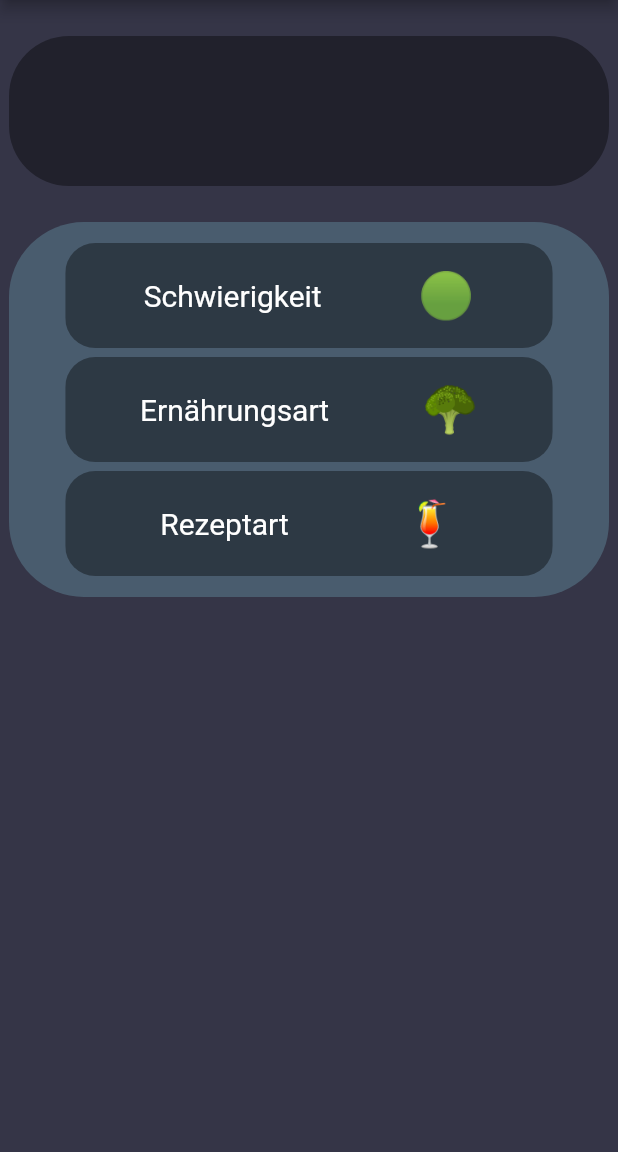
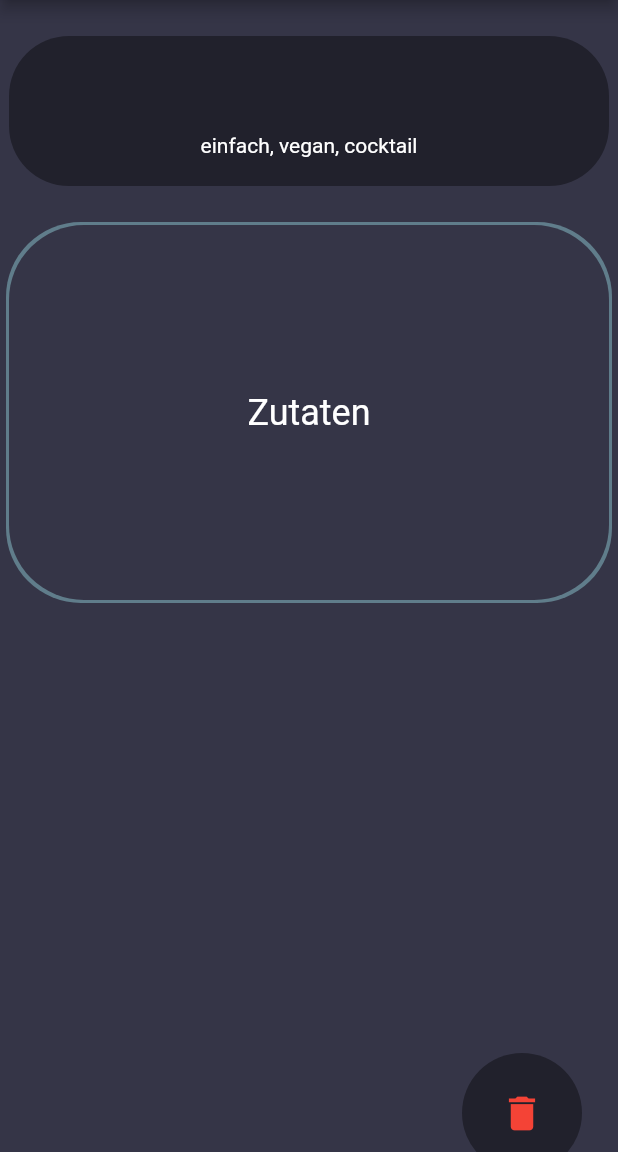
Before and after one commit to DennisFadeev/recipe_stash, a Flutter app: the RecipePage screen opened directly with empty values, on a phone screen of 412 x 824 dp, the part 84-1236 px from its top. Run offline on Flutter 3.47's test engine with Material 2 defaults, Android fonts, the phone set to English and light mode, and no system bars; our stand-ins replace google_nav_bar, hive, hive_flutter; accounts and stored records are empty; statements that could not run were skipped.

Commit message:
fixed delete, removed property box

```diff
--- a/lib/pages/recipe_page.dart
+++ b/lib/pages/recipe_page.dart
@@ -1,10 +1,19 @@
 import 'package:flutter/material.dart';
+import 'package:google_nav_bar/google_nav_bar.dart';
 import 'package:recipe_stash/utils/property_box.dart';
+import 'package:hive/hive.dart';
 
-class RecipePage extends StatelessWidget {
+class RecipePage extends StatefulWidget {
   final String recipeName;
-  const RecipePage({super.key, required this.recipeName});
+  final VoidCallback onDelete;
+  RecipePage({super.key, required this.recipeName, required this.onDelete});
+  final _names = Hive.box("recipeNames");
 
+  @override
+  State<RecipePage> createState() => _RecipePageState();
+}
+
+class _RecipePageState extends State<RecipePage> {
   @override
   Widget build(BuildContext context) {
     return Scaffold(
@@ -33,10 +42,19 @@ class RecipePage extends StatelessWidget {
                     fit: BoxFit.fitWidth,
                     child: Padding(
                       padding: const EdgeInsets.all(16.0),
-                      child: Text(
-                        recipeName,
-                        style:
-                            const TextStyle(fontSize: 30, color: Colors.white),
+                      child: Column(
+                        children: [
+                          Text(
+                            widget.recipeName,
+                            style: const TextStyle(
+                                fontSize: 30, color: Colors.white),
+                          ),
+                          const SizedBox(height: 11),
+                          const Text(
+                            "einfach, vegan, cocktail",
+                            style: TextStyle(fontSize: 14, color: Colors.white),
+                          ),
+                        ],
                       ),
                     ),
                   )),
@@ -47,16 +65,42 @@ class RecipePage extends StatelessWidget {
           ClipRRect(
             borderRadius: BorderRadius.circular(50),
             child: Container(
-              height: 250,
-              width: 400,
-              color: Color.fromARGB(255, 73, 92, 110),
-              child: Column(
-                mainAxisAlignment: MainAxisAlignment.center,
-                children: [
-                  PropertyBox(property: "Schwierigkeit", icon: "🟢"),
-                  PropertyBox(property: "Ernährungsart", icon: "🥦"),
-                  PropertyBox(property: "Rezeptart", icon: "🍹"),
-                ],
+              padding: const EdgeInsets.all(2.0),
+              color: Colors.blueGrey,
+              child: ClipRRect(
+                borderRadius: BorderRadius.circular(50),
+                child: Container(
+                  height: 250,
+                  width: 400,
+                  color: const Color.fromARGB(255, 53, 53, 71),
+                  child: const Center(
+                      child: Text(
+                    "Zutaten",
+                    style: TextStyle(color: Colors.white, fontSize: 24),
+                  )),
+                ),
+              ),
+            ),
+          ),
+          SizedBox(height: 300),
+          Align(
+            alignment: Alignment.bottomRight,
+            child: ClipRRect(
+              borderRadius: BorderRadius.circular(20),
+              child: Container(
+                padding: EdgeInsets.symmetric(horizontal: 20),
+                height: 80,
+                decoration: const BoxDecoration(
+                    shape: BoxShape.circle, color: Colors.black38),
+                child: MaterialButton(
+                  height: 50,
+                  onPressed: () => widget.onDelete(),
+                  child: const Icon(
+                    Icons.delete,
+                    color: Colors.red,
+                    size: 30,
+                  ),
+                ),
               ),
             ),
           )
--- a/lib/utils/property_box.dart
+++ b/lib/utils/property_box.dart
@@ -22,22 +22,33 @@ class _PropertyBoxState extends State<PropertyBox> {
             height: 70,
             width: 325,
             decoration: const BoxDecoration(color: Colors.black38),
-            child: Row(
-              mainAxisAlignment: MainAxisAlignment.spaceEvenly,
+            child: Table(
+              columnWidths: const {
+                0: FlexColumnWidth(3),
+                1: FlexColumnWidth(1)
+              },
+              children: [
+                TableRow(
                   children: [
                     Padding(
-                  padding: const EdgeInsets.all(12.0),
+                      padding: const EdgeInsets.symmetric(
+                          horizontal: 30, vertical: 22),
                       child: Text(
                         widget.property,
-                    style: const TextStyle(fontSize: 20, color: Colors.white),
+                        style:
+                            const TextStyle(fontSize: 20, color: Colors.white),
                       ),
                     ),
                     Padding(
-                  padding: const EdgeInsets.all(12.0),
+                      padding: const EdgeInsets.symmetric(
+                          horizontal: 10, vertical: 15),
                       child: Text(
                         widget.icon,
-                    style: const TextStyle(fontSize: 30, color: Colors.white),
+                        style:
+                            const TextStyle(fontSize: 30, color: Colors.white),
                       ),
+                    ),
+                  ],
                 )
               ],
             ),
--- a/lib/utils/recipe_box.dart
+++ b/lib/utils/recipe_box.dart
@@ -3,13 +3,18 @@ import 'package:recipe_stash/pages/recipe_page.dart';
 
 class RecipeBox extends StatelessWidget {
   final String name;
+  final VoidCallback onDelete;
 
-  RecipeBox({required this.name});
+  RecipeBox({required this.name, required this.onDelete});
 
   void _navigateToRecipePage(BuildContext context, String name) {
     Navigator.push(
       context,
-      MaterialPageRoute(builder: (context) => RecipePage(recipeName: name)),
+      MaterialPageRoute(
+          builder: (context) => RecipePage(
+                recipeName: name,
+                onDelete: () => onDelete(),
+              )),
     );
   }
 
@@ -20,12 +25,15 @@ class RecipeBox extends StatelessWidget {
       child: ClipRRect(
         borderRadius: BorderRadius.circular(20),
         child: GestureDetector(
-          onTap: () => _navigateToRecipePage(context, name),
+          onTap: () => {
+            _navigateToRecipePage(context, name),
+          },
           child: Container(
               height: 100,
               color: const Color.fromARGB(255, 53, 53, 71),
               child: Row(children: [
                 Container(
+                  width: 250,
                   margin: const EdgeInsets.symmetric(horizontal: 20),
                   child: Text(
                     name,
```
Lines whose indentation alone changed are shown as unchanged.
